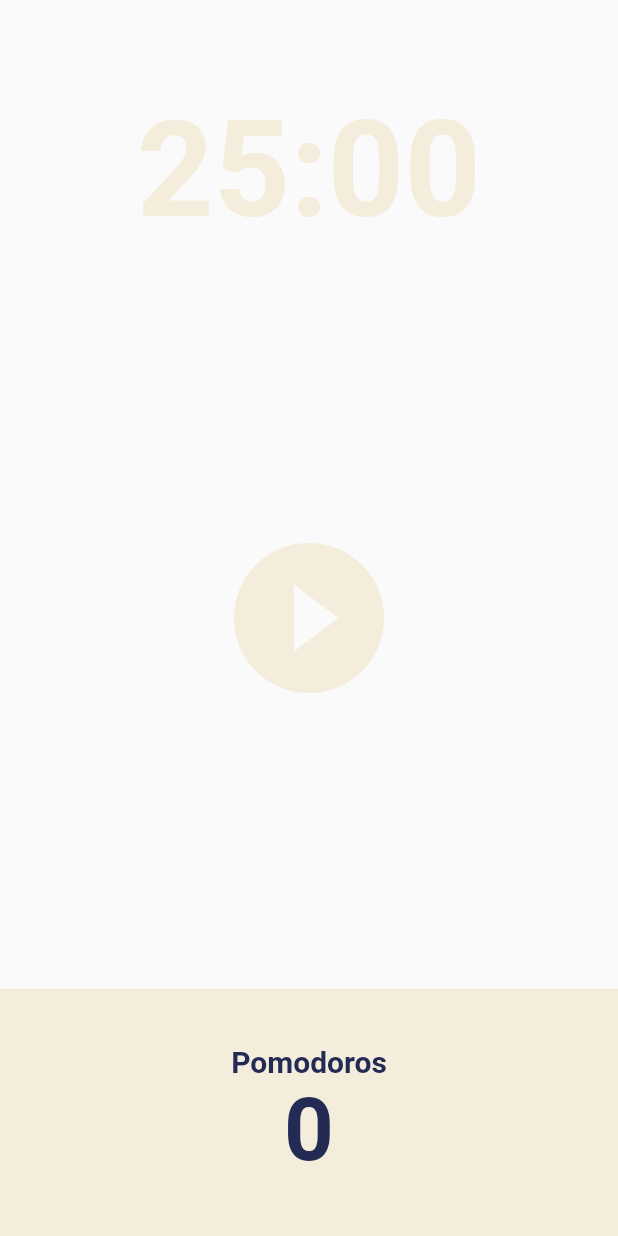
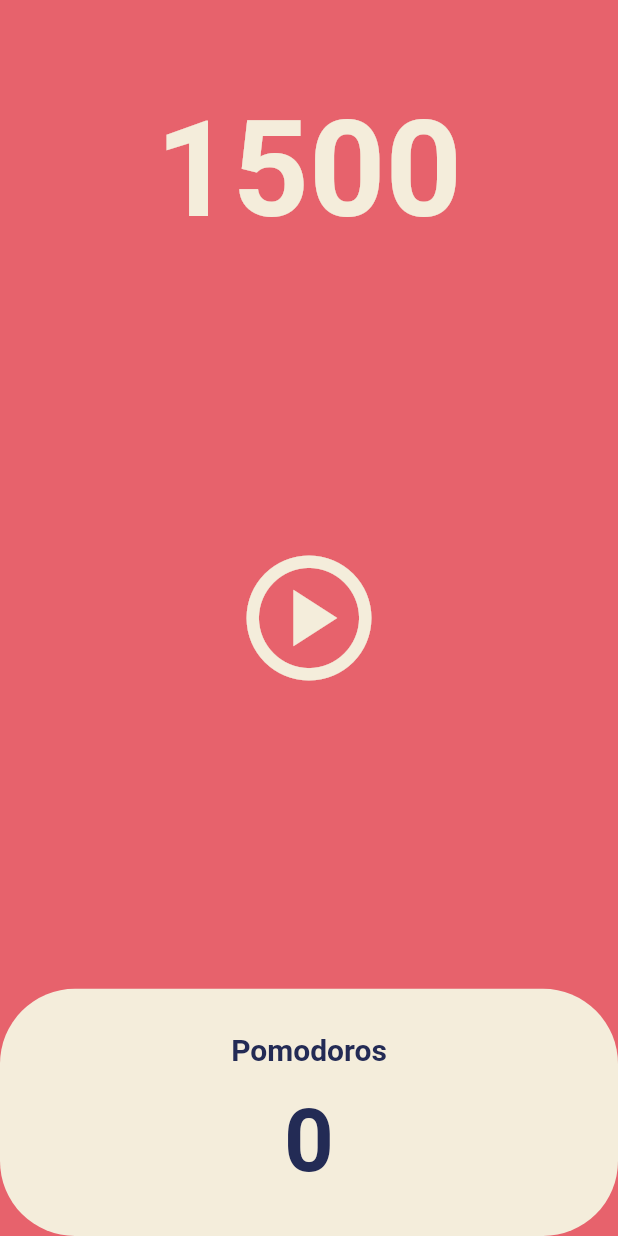
Before and after one commit to SIMYEONAH/pomodoro, a Flutter app: the screen it shows after launch, on a phone screen of 412 x 824 dp. Run offline on Flutter 3.47's test engine with Material 2 defaults, Android fonts, the phone set to English and light mode, and no system bars.

Commit message:
Timer and Pause play Done!

```diff
--- a/pomodoro_app/lib/screens/home_screen.dart
+++ b/pomodoro_app/lib/screens/home_screen.dart
@@ -1,3 +1,5 @@
+import 'dart:async';
+
 import 'package:flutter/material.dart';
 
 class HomeScreen extends StatefulWidget {
@@ -8,16 +10,45 @@
 }
 
 class _HomeScreenState extends State<HomeScreen> {
+  int totalSeconds = 1500;
+  bool isRunning = false;
+  late Timer timer;
+
+  void onTick(Timer timer) {
+    setState(() {
+      totalSeconds = totalSeconds - 1;
+    });
+  }
+
+  void onStartPressed() {
+    timer = Timer.periodic(
+      const Duration(seconds: 1),
+      onTick,
+    );
+    setState(() {
+      isRunning = true;
+    });
+  }
+
+  void onPausePressed() {
+    timer.cancel();
+    setState(() {
+      isRunning = false;
+    });
+  }
+
   @override
   Widget build(BuildContext context) {
     return Scaffold(
+      backgroundColor: Theme.of(context).colorScheme.background,
       body: Column(
         children: [
           Flexible(
+            flex: 1,
             child: Container(
               alignment: Alignment.bottomCenter,
               child: Text(
-                "25:00",
+                "$totalSeconds",
                 style: TextStyle(
                   color: Theme.of(context).cardColor,
                   fontSize: 89,
@@ -30,11 +61,13 @@
             flex: 3,
             child: Center(
               child: IconButton(
-                iconSize: 120,
-                onPressed: () {},
+                iconSize: 100,
+                onPressed: isRunning ? onPausePressed : onStartPressed,
                 color: Theme.of(context).cardColor,
-                icon: const Icon(
-                  Icons.play_circle_fill_outlined,
+                icon: Icon(
+                  isRunning
+                      ? Icons.pause_circle_outline
+                      : Icons.play_circle_outlined,
                 ),
               ),
             ),
@@ -47,6 +80,7 @@
                   child: Container(
                     decoration: BoxDecoration(
                       color: Theme.of(context).cardColor,
+                      borderRadius: BorderRadius.circular(50),
                     ),
                     child: Column(
                       mainAxisAlignment: MainAxisAlignment.center,
@@ -59,6 +93,9 @@
                             color:
                                 Theme.of(context).textTheme.displayLarge!.color,
                           ),
+                        ),
+                        const SizedBox(
+                          height: 15,
                         ),
                         Text(
                           "0",
```
